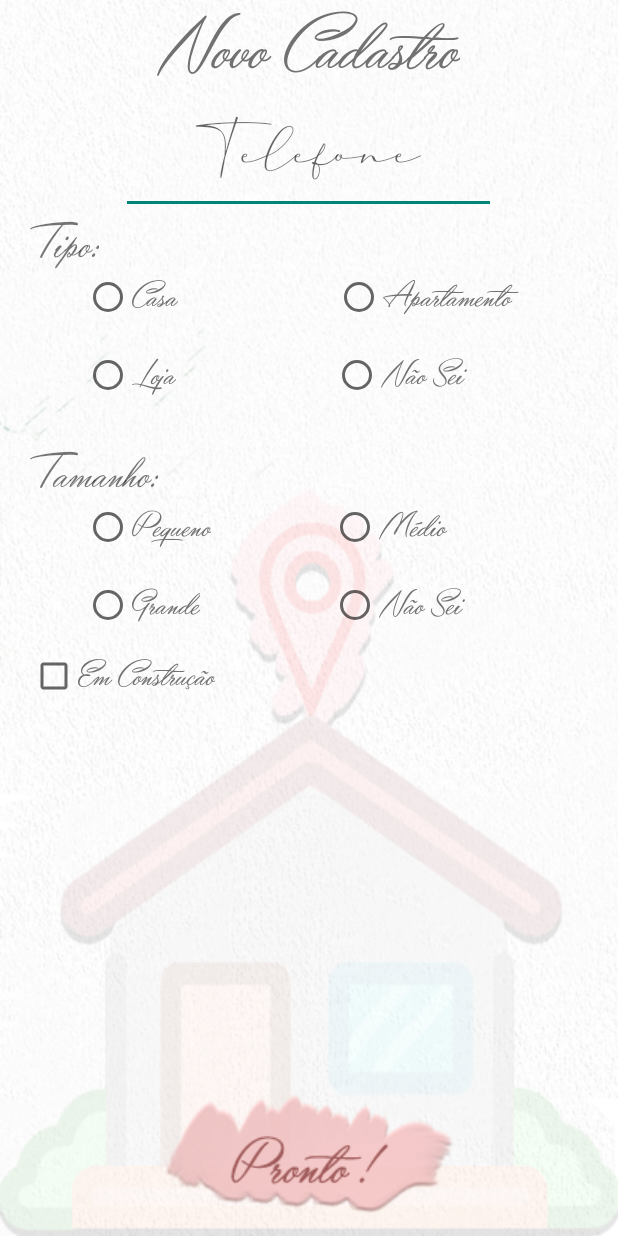
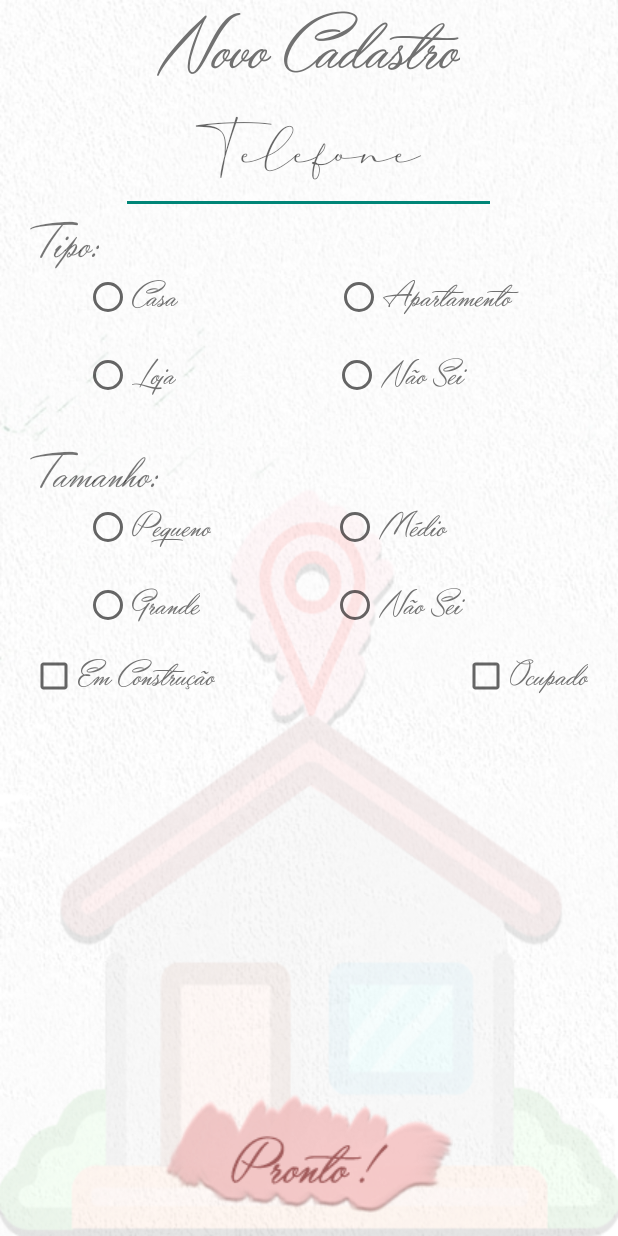
Before and after one commit to bkostrisch/MoreAqui, an Android app: the screen it shows after launch (NewActivity), after a tap on an icon or button, on a phone screen of 412 x 824 dp. Run offline under Robolectric (Android 15) with nearby library versions, the phone set to English and light mode, and no system bars.

Commit message:
Internacionalização do app, adição de checkbox <ocupado>, seu devido local no banco e funcionamento, ajustes na list view

```diff
--- a/app/src/main/java/com/example/moreaqui/Banco.java
+++ b/app/src/main/java/com/example/moreaqui/Banco.java
@@ -21,7 +21,7 @@ public class Banco extends SQLiteOpenHelper {
     private static final String TYPE_COLUMN = "type";
     private static final String SIZE_COLUMN = "size";
     private static final String BUILDING_COLUMN = "building";
-
+    private static final String OCCUPY_COLUMN = "occupy";
 
 
     public Banco(Context context) {
@@ -34,7 +34,7 @@ public class Banco extends SQLiteOpenHelper {
 
         String QUERY_COLUMN = "CREATE TABLE " + TABELA_IMOVEL + "("
                 + ID_COLUMN + " INTEGER PRIMARY KEY, " + PHONE_COLUMN + " TEXT,"
-                + TYPE_COLUMN + " TEXT, " + SIZE_COLUMN + " TEXT, " + BUILDING_COLUMN + " TEXT) ";
+                + TYPE_COLUMN + " TEXT, " + SIZE_COLUMN + " TEXT, " + BUILDING_COLUMN + " TEXT, " + OCCUPY_COLUMN + " TEXT) ";
 
         db.execSQL(QUERY_COLUMN);
 
@@ -55,6 +55,7 @@ public class Banco extends SQLiteOpenHelper {
         values.put(TYPE_COLUMN, imovel.getType());
         values.put(SIZE_COLUMN, imovel.getSize());
         values.put(BUILDING_COLUMN, imovel.getBuilding());
+        values.put(OCCUPY_COLUMN, imovel.getOccupy());
 
         db.insert(TABELA_IMOVEL, null, values);
         db.close();
@@ -64,14 +65,14 @@ public class Banco extends SQLiteOpenHelper {
 
         SQLiteDatabase db = this.getReadableDatabase();
 
-        Cursor cursor = db.query(TABELA_IMOVEL, new String[] {ID_COLUMN, PHONE_COLUMN, TYPE_COLUMN, SIZE_COLUMN, BUILDING_COLUMN},
+        Cursor cursor = db.query(TABELA_IMOVEL, new String[] {ID_COLUMN, PHONE_COLUMN, TYPE_COLUMN, SIZE_COLUMN, BUILDING_COLUMN, OCCUPY_COLUMN},
                 ID_COLUMN + " = ?", new String[] {String.valueOf(codigo)}, null, null, null, null);
 
         if(cursor != null){
             cursor.moveToFirst();
         }
 
-        Imovel imovel = new Imovel(Integer.parseInt(cursor.getString(0)), cursor.getString(1), cursor.getString(2), cursor.getString(3), cursor.getString(4));
+        Imovel imovel = new Imovel(Integer.parseInt(cursor.getString(0)), cursor.getString(1), cursor.getString(2), cursor.getString(3), cursor.getString(4), cursor.getString(5));
 
         return imovel;
 
@@ -105,6 +106,7 @@ public class Banco extends SQLiteOpenHelper {
                 imovel.setType(i.getString(2));
                 imovel.setSize(i.getString(3));
                 imovel.setBuilding(i.getString(4));
+                imovel.setOccupy(i.getString(5));
 
                 listaImovel.add(imovel);
 
--- a/app/src/main/java/com/example/moreaqui/MainActivity.java
+++ b/app/src/main/java/com/example/moreaqui/MainActivity.java
@@ -55,9 +55,9 @@ public class MainActivity extends AppCompatActivity {
             }
         });
 
-        Imovel imovel = db.selecionarImovel(1);
+        //Imovel imovel = db.selecionarImovel(0);
 
-        Log.d("Imovel Selecionado", " Codigo: " + imovel.getId() + " Phone: " + imovel.getPhone() + " Tipo: " + imovel.getType() + " Tam: " + imovel.getSize()+ " Build: " + imovel.getBuilding());
+        //Log.d("Imovel Selecionado", " Codigo: " + imovel.getId() + " Phone: " + imovel.getPhone() + " Tipo: " + imovel.getType() + " Tam: " + imovel.getSize()+ " Build: " + imovel.getBuilding());
 
     }
 
--- a/app/src/main/res/layout/activity_new.xml
+++ b/app/src/main/res/layout/activity_new.xml
@@ -186,5 +186,18 @@
         android:layout_centerHorizontal="true"
         android:layout_marginBottom="15dp"/>
 
+    <CheckBox
+        android:id="@+id/btn_ocupado"
+        android:layout_width="wrap_content"
+        android:layout_height="wrap_content"
+        android:text="Ocupado"
+        android:textSize="25dp"
+        android:textColor="#717171"
+        android:fontFamily="@font/yaquote"
+        android:layout_alignParentRight="true"
+        android:layout_below="@id/radiogroup_size"
+        android:layout_marginTop="15dp"
+        android:layout_marginEnd="20dp"/>
+
 
 </RelativeLayout>
```
Also changed, not shown: app/src/main/java/com/example/moreaqui/Imovel.java (+9 -2 lines), app/src/main/java/com/example/moreaqui/NewActivity.java (+8 -1 lines), app/src/main/java/com/example/moreaqui/ViewActivity.java (+8 -5 lines), 6 other files.
